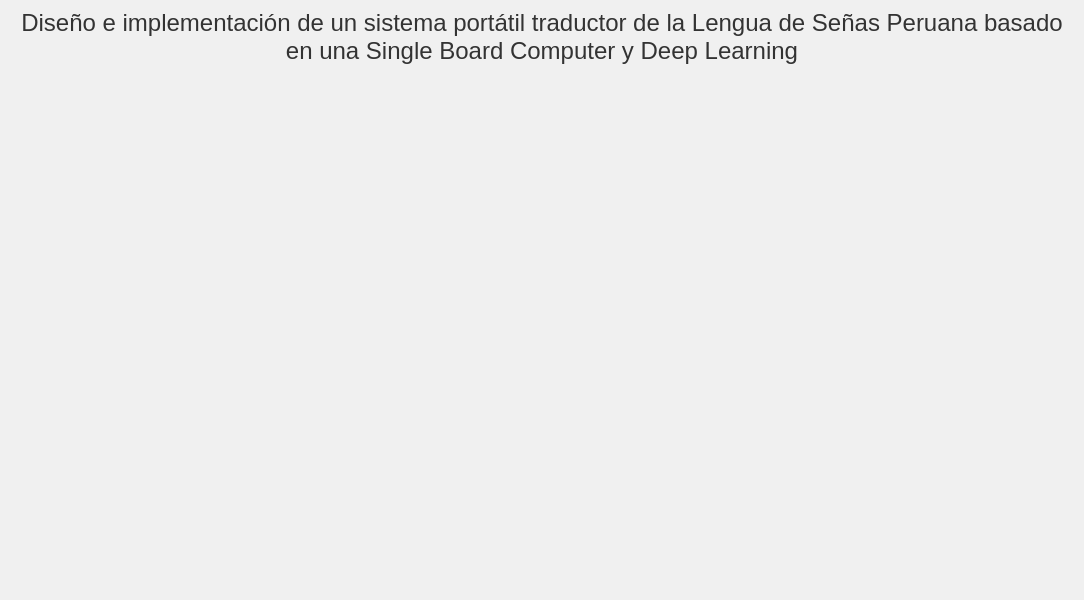
The window that mainwindow.ui (AnibalHeredia/jetson_LSP_gpu) describes before a commit, drawn with Qt 5.
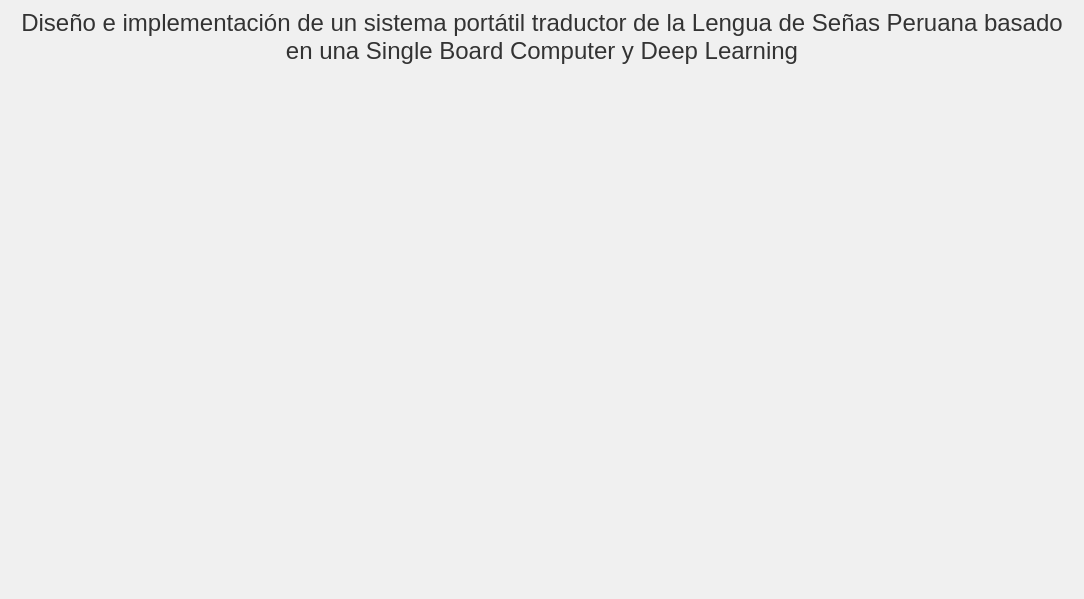
The same window after the commit. Icons and pictures are not drawn.

Diff of the .ui file:
```diff
--- a/mainwindow.ui
+++ b/mainwindow.ui
@@ -7,7 +7,7 @@
     <x>0</x>
     <y>0</y>
     <width>1084</width>
-    <height>600</height>
+    <height>599</height>
    </rect>
   </property>
   <property name="windowTitle">
```
Left out of the diff: 3 changed lines with no effect on the pictures.
